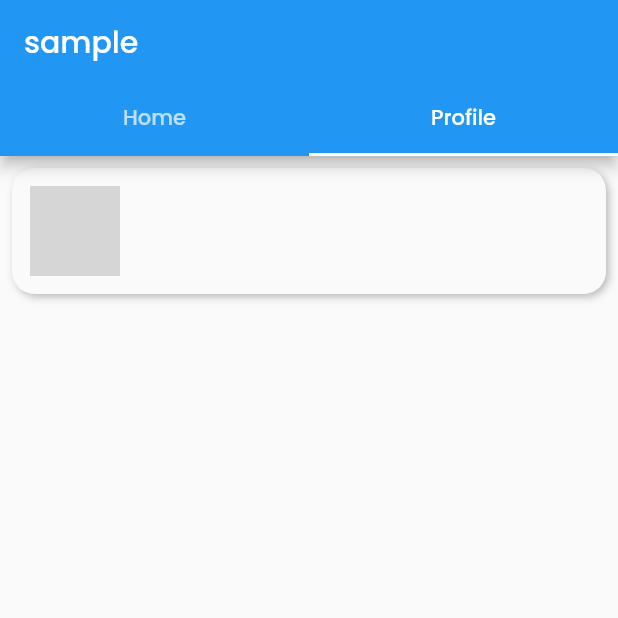
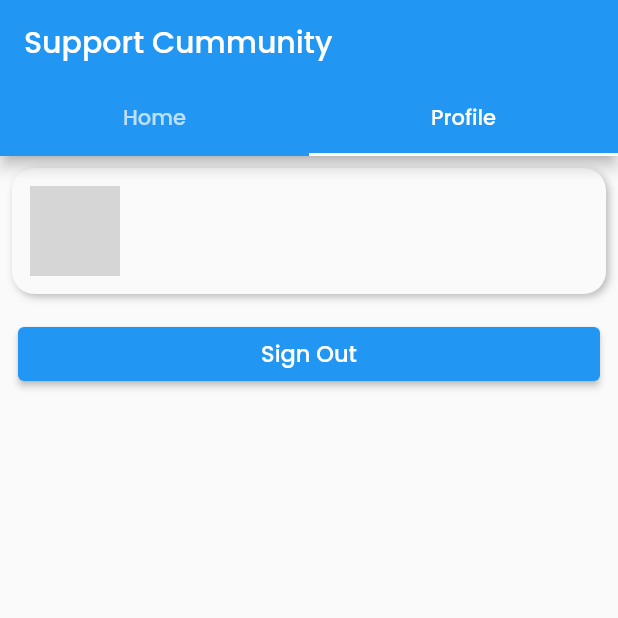
Before and after one commit to CS-JustinDelaRapa/Simplify, a Flutter app: the BoosterHome screen opened directly, tab 2 chosen, on a phone screen of 412 x 824 dp, the top half of it. Run offline on Flutter 3.47's test engine with Material 2 defaults, Android fonts, the phone set to English and light mode, and no system bars; our stand-ins replace cloud_firestore, curved_navigation_bar, firebase_auth, firebase_core, flutter_datetime_picker, flutter_local_notifications and 6 more; accounts and stored records are empty; grey boxes are pictures that could not be loaded.

Commit message:
change userIcon to firebase
show userIcon on home

```diff
--- a/lib/page/boosterCommunity/screen/home/boosterHome.dart
+++ b/lib/page/boosterCommunity/screen/home/boosterHome.dart
@@ -23,7 +23,7 @@ class _BoosterHomeState extends State<BoosterHome>
   Widget build(BuildContext context) {
     return Scaffold(
       appBar: AppBar(
-        title: Text('sample'),
+        title: Text('Support Cummunity'),
         bottom: TabBar(
                 tabs: <Tab>[
                   Tab(text: 'Home'),
@@ -32,24 +32,6 @@ class _BoosterHomeState extends State<BoosterHome>
                 controller: _tabController,
               ),
       ),
-      // body: NestedScrollView(
-      //   headerSliverBuilder: (BuildContext context, bool innerBoxIsScrolled) {
-      //     return <Widget>[
-      //       SliverAppBar(
-      //         title: Text('Booster Community'),
-      //         pinned: true,
-      //         floating: true,
-      //         forceElevated: innerBoxIsScrolled,
-      //         bottom: TabBar(
-      //           tabs: <Tab>[
-      //             Tab(text: 'Home'),
-      //             Tab(text: 'Profile'),
-      //           ],
-      //           controller: _tabController,
-      //         ),
-      //       ),
-      //     ];
-      //   },
         body: TabBarView(
           controller: _tabController,
           children: <Widget>[
@@ -58,6 +40,5 @@ class _BoosterHomeState extends State<BoosterHome>
           ],
         ),
       );
-    // );
   }
   }
--- a/lib/page/boosterCommunity/screen/home/changeUserIcon/changeUserIcon.dart
+++ b/lib/page/boosterCommunity/screen/home/changeUserIcon/changeUserIcon.dart
@@ -1,4 +1,5 @@
 import 'package:flutter/material.dart';
+import 'package:simplify/page/boosterCommunity/service/firebaseHelper.dart';
 
 final List<String> iconImageList = [
   '001-panda.png',
@@ -93,7 +94,7 @@ class _ChangeUserIconState extends State<ChangeUserIcon> {
                   width: 60.0, // width of the button
                   child: ElevatedButton(
                     onPressed: () {
-                      Navigator.pop(context, userIconn);
+                      AuthService().updateUserIcon(userIconn, context);
                     },
                     child: Icon(
                       Icons.close,
@@ -116,6 +117,7 @@ class _ChangeUserIconState extends State<ChangeUserIcon> {
           onTap: () {
             setState(() {
               userIconn = userIconPath;
+              print(userIconn);
             });
           },
           child: Container(
--- a/lib/page/boosterCommunity/screen/home/profileTab/profile.dart
+++ b/lib/page/boosterCommunity/screen/home/profileTab/profile.dart
@@ -2,6 +2,7 @@ import 'package:cloud_firestore/cloud_firestore.dart';
 import 'package:firebase_auth/firebase_auth.dart';
 import 'package:flutter/material.dart';
 import 'package:simplify/page/boosterCommunity/screen/home/changeUserIcon/changeUserIcon.dart';
+import 'package:simplify/page/boosterCommunity/service/firebaseHelper.dart';
 // import 'package:simplify/page/boosterCommunity/model/myuser.dart';
 // import 'package:simplify/page/boosterCommunity/screen/home/changeUserIcon/changeUserIcon.dart';
 // import 'package:simplify/page/boosterCommunity/service/firebaseHelper.dart';
@@ -12,25 +13,29 @@ class Profile extends StatefulWidget {
   _ProfileState createState() => _ProfileState();
 }
 
-class _ProfileState extends State<Profile> {
+class _ProfileState extends State<Profile> with AutomaticKeepAliveClientMixin{
   final CollectionReference userCollection =
       FirebaseFirestore.instance.collection('users');
   final FirebaseAuth _auth = FirebaseAuth.instance;
   late String userId;
 
-//comment
-
   @override
   void initState() {
     userId = _auth.currentUser!.uid.toString();
-    print('CEEEEEEEEEEEEEEEEEEEEEEEEEEEEEEEEEEEEEEB ' + userId.toString());
     super.initState();
+  }
+
+  Future refreshState() async {
+    setState(() {});
   }
 
   @override
   Widget build(BuildContext context) {
+    super.build(context);
     return Scaffold(
-      body: FutureBuilder<DocumentSnapshot>(
+      body: Column(
+        children: [
+          FutureBuilder<DocumentSnapshot>(
               future: userCollection.doc(userId).get(),
               builder: (context, snapshot) {
                 if (snapshot.hasError) {
@@ -72,20 +77,11 @@ class _ProfileState extends State<Profile> {
                                       onTap: () {
                                         showDialog(
                                           context: context,
-                                      builder: (context) => ChangeUserIcon(uid: data['uid'], userIcon: data['userIcon']),
+                                          builder: (context) => ChangeUserIcon(uid: data['uid'], userIcon: data['userIcon']) ,
                                           barrierDismissible: true,
-                                    );
+                                        ).then((value) => refreshState()) ;
                                       },
                                     ),
-                                // TextButton(
-                                //     child: Text('Change'),
-                                //     onPressed: () async {
-                                //       await Navigator.of(context).push(
-                                //         MaterialPageRoute(
-                                //             builder: (context) =>
-                                //                 ChangeUserIcon(uid: data['uid'], userIcon: data['userIcon'])),
-                                //       );
-                                //     })
                                   ],
                                 ),
                               ),
@@ -106,9 +102,34 @@ class _ProfileState extends State<Profile> {
                     ],
                   );
                 } else {
-              return Center(child: CircularProgressIndicator());
+                  return Padding(
+                    padding: const EdgeInsets.only(top: 30),
+                    child: Center(child: CircularProgressIndicator()),
+                  );
                 }
               }),
+          Padding(
+            padding: EdgeInsets.symmetric(vertical: 8, horizontal: 12),
+            child: ElevatedButton(
+              onPressed: (){
+                AuthService().signOut();
+              },
+              child: Row(
+                mainAxisAlignment: MainAxisAlignment.spaceEvenly,
+                children: [
+                  Text(
+                    'Sign Out',
+                    style: TextStyle(fontSize: 15),
+                  ),
+                ],
+              ),
+            ),
+          )
+        ],
+      ),
     );
   }
+
+  @override
+  bool get wantKeepAlive => true;
 }
--- a/lib/page/boosterCommunity/service/wrapper.dart
+++ b/lib/page/boosterCommunity/service/wrapper.dart
@@ -4,7 +4,7 @@ import 'package:provider/provider.dart';
 import 'package:simplify/page/boosterCommunity/model/myuser.dart';
 import 'package:simplify/page/boosterCommunity/screen/home/boosterHome.dart';
 import 'package:simplify/page/boosterCommunity/screen/signIn-Register/boosterSignIn.dart';
-import 'package:simplify/page/boosterCommunity/screen/verifyScreen.dart';
+import 'package:simplify/page/boosterCommunity/screen/verification/verifyScreen.dart';
 
 class Wrapper extends StatelessWidget {
   const Wrapper({Key? key}) : super(key: key);
```
Also changed, not shown: lib/page/boosterCommunity/screen/home/homeTab/homeTab.dart (+21 -6 lines), lib/page/boosterCommunity/service/database.dart (deleted, +0 -47 lines), lib/page/boosterCommunity/service/firebaseHelper.dart (+46 -30 lines), lib/page/boosterCommunity/screen/verification/verifyScreen.dart (renamed from lib/page/boosterCommunity/screen/verifyScreen.dart). Lines whose indentation alone changed are shown as unchanged.
